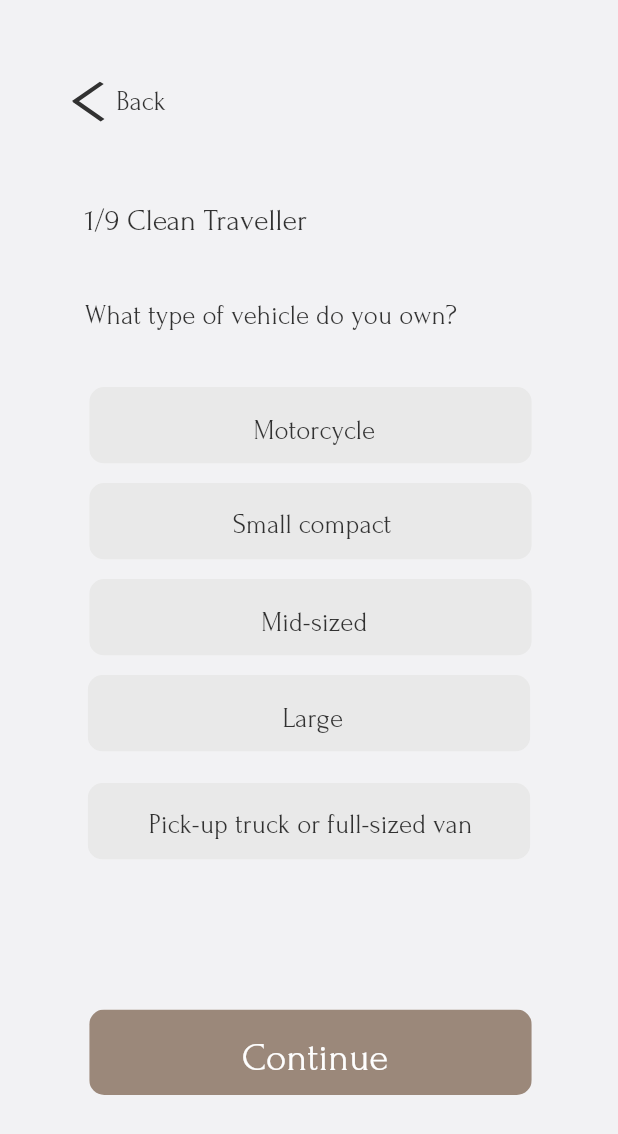
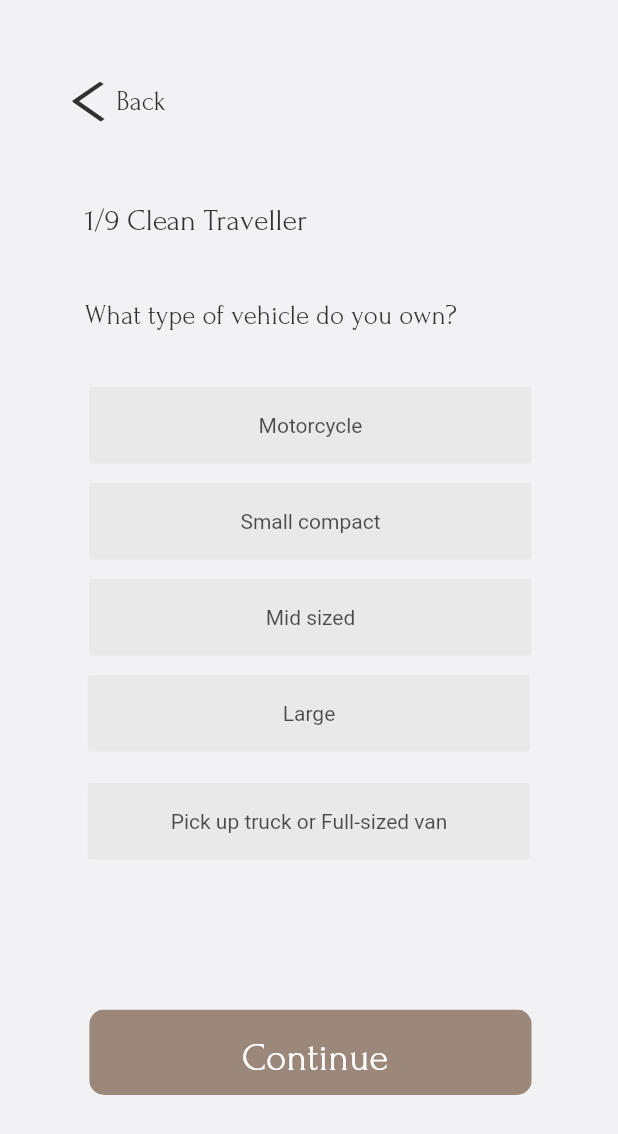
Before and after one commit to cw118/EcoTrack, a Flutter app: the GeneratedQ1Widget screen opened by its route, on a phone screen of 412 x 824 dp. Shown: the top 1134 px of the screen. Run offline on Flutter 3.47's test engine with Material 2 defaults, Android fonts, the light colour scheme and no system bars; our stand-ins replace path_drawing.

Commit message:
changed answer containers to buttons on q1 page

```diff
--- a/lib/eco_trackapp/generatedq1widget/GeneratedQ1Widget.dart
+++ b/lib/eco_trackapp/generatedq1widget/GeneratedQ1Widget.dart
@@ -80,6 +80,8 @@ class GeneratedQ1Widget extends StatelessWidget {
                       z: 0,
                       child: GeneratedWhattypeofvehicledoyouownWidget()),
                 ),
+
+                //Motorcycle button
                 Positioned(
                   left: null,
                   top: null,
@@ -91,21 +93,15 @@ class GeneratedQ1Widget extends StatelessWidget {
                       x: 1.00,
                       y: -128.50,
                       z: 0,
-                      child: GeneratedRectangle7Widget()),
+                      child: FlatButton(
+                          onPressed: () {},
+                        child: Text('Motorcycle'),
+                          color: Color.fromARGB(255, 229, 229, 229),
+                      )),
+
                 ),
-                Positioned(
-                  left: null,
-                  top: null,
-                  right: null,
-                  bottom: null,
-                  width: 280.0,
-                  height: 38.0,
-                  child: TransformHelper.translate(
-                      x: 3.50,
-                      y: -125.00,
-                      z: 0,
-                      child: GeneratedMotorcycleWidget()),
-                ),
+
+                //Small compact button
                 Positioned(
                   left: null,
                   top: null,
@@ -117,21 +113,16 @@ class GeneratedQ1Widget extends StatelessWidget {
                       x: 1.00,
                       y: -64.50,
                       z: 0,
-                      child: GeneratedRectangle8Widget()),
+                      child: FlatButton(
+                        onPressed: () {},
+                        child: Text('Small compact'),
+                        color: Color.fromARGB(255, 229, 229, 229),
+                      )),
+
                 ),
-                Positioned(
-                  left: null,
-                  top: null,
-                  right: null,
-                  bottom: null,
-                  width: 277.0,
-                  height: 35.0,
-                  child: TransformHelper.translate(
-                      x: 2.00,
-                      y: -62.50,
-                      z: 0,
-                      child: GeneratedSmallcompactWidget()),
-                ),
+
+
+                //Midsized car btn
                 Positioned(
                   left: null,
                   top: null,
@@ -143,18 +134,15 @@ class GeneratedQ1Widget extends StatelessWidget {
                       x: 1.00,
                       y: -0.50,
                       z: 0,
-                      child: GeneratedRectangle9Widget()),
+                      child: FlatButton(
+                        onPressed: () {},
+                        child: Text('Mid sized'),
+                        color: Color.fromARGB(255, 229, 229, 229),
+                      )),
+
                 ),
-                Positioned(
-                  left: null,
-                  top: null,
-                  right: null,
-                  bottom: null,
-                  width: 280.0,
-                  height: 38.0,
-                  child: TransformHelper.translate(
-                      x: 3.50, y: 3.00, z: 0, child: GeneratedMidsizedWidget()),
-                ),
+
+                //Large car btn
                 Positioned(
                   left: null,
                   top: null,
@@ -166,18 +154,15 @@ class GeneratedQ1Widget extends StatelessWidget {
                       x: 0.00,
                       y: 63.50,
                       z: 0,
-                      child: GeneratedRectangle10Widget()),
+                      child: FlatButton(
+                        onPressed: () {},
+                        child: Text('Large'),
+                        color: Color.fromARGB(255, 229, 229, 229),
+                      )),
+
                 ),
-                Positioned(
-                  left: null,
-                  top: null,
-                  right: null,
-                  bottom: null,
-                  width: 280.0,
-                  height: 38.0,
-                  child: TransformHelper.translate(
-                      x: 2.50, y: 67.00, z: 0, child: GeneratedLargeWidget()),
-                ),
+
+                //Pickup truck btn
                 Positioned(
                   left: null,
                   top: null,
@@ -189,21 +174,14 @@ class GeneratedQ1Widget extends StatelessWidget {
                       x: 0.00,
                       y: 135.50,
                       z: 0,
-                      child: GeneratedRectangle13Widget()),
+                      child: FlatButton(
+                        onPressed: () {},
+                        child: Text('Pick up truck or Full-sized van'),
+                        color: Color.fromARGB(255, 229, 229, 229),
+                      )),
+
                 ),
-                Positioned(
-                  left: null,
-                  top: null,
-                  right: null,
-                  bottom: null,
-                  width: 277.0,
-                  height: 35.0,
-                  child: TransformHelper.translate(
-                      x: 1.00,
-                      y: 137.50,
-                      z: 0,
-                      child: GeneratedPickuptruckorfullsizedvanWidget()),
-                ),
+
                 Positioned(
                   left: null,
                   top: null,
```
Also changed, not shown: lib/eco_trackapp/generatedq1widget/generated/GeneratedRectangle7Widget.dart.
